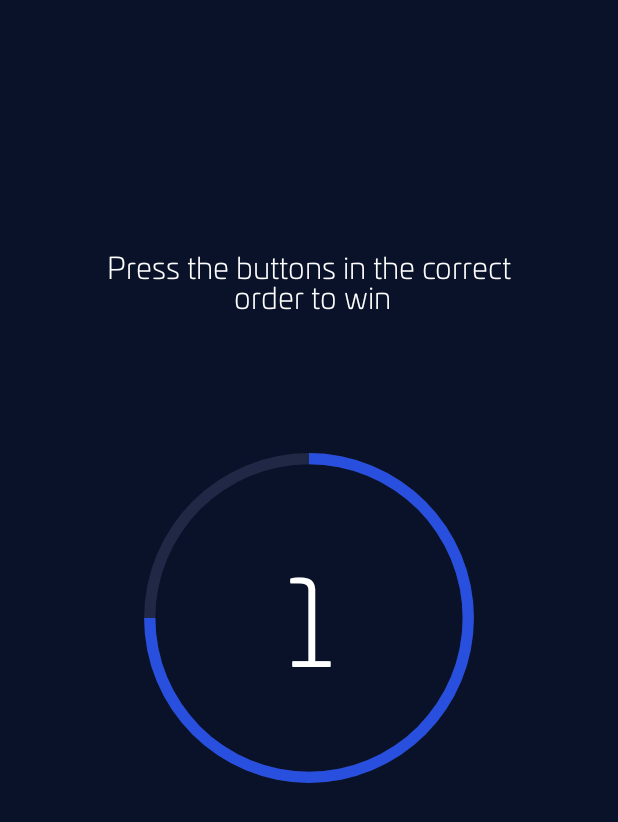
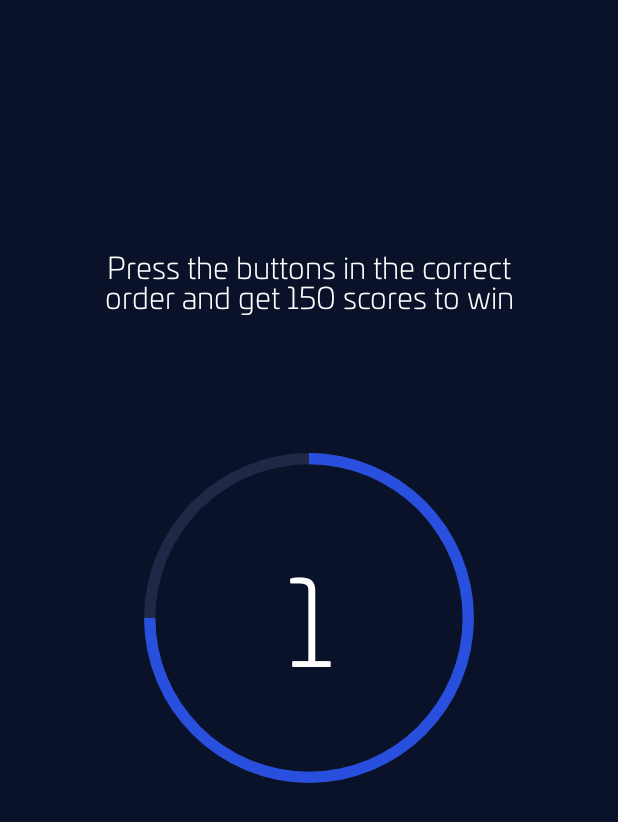
Before and after one commit to Napoleon-Hub/BaseProject-MVI, an Android app: the screen it shows after launch (MainActivity), after a tap on "Start", on a phone screen of 412 x 824 dp. Shown: the top 822 px of the screen. Run offline under Robolectric (Android 15) with nearby library versions, the light colour scheme and no system bars; our stand-ins replace Dagger/Hilt's generated code, Room's generated code.

Commit message:
Change: rules of the game

```diff
--- a/app/build.gradle
+++ b/app/build.gradle
@@ -95,6 +95,6 @@ dependencies {
     implementation appDependencies.coroutinesAndroid
 
     // LeakCanary
-    debugImplementation appDependencies.leakCanary
+    // debugImplementation appDependencies.leakCanary
 
 }
--- a/app/src/main/java/com/baseproject/data/prefs/PrefsEntity.kt
+++ b/app/src/main/java/com/baseproject/data/prefs/PrefsEntity.kt
@@ -10,7 +10,7 @@ import javax.inject.Inject
 
 class PrefsEntity @Inject constructor(@ApplicationContext val ctx: Context) {
 
-    var level by activeInt(0)
+    var wins by activeInt(0)
     var attempts by activeInt(0)
     var name by activeString("Hullabaloo")
     var status by activeEnum(SocialStatus.ALCOHOLIC) { SocialStatus.valueOf(it) }
--- a/app/src/main/java/com/baseproject/view/ui/game/GameFragment.kt
+++ b/app/src/main/java/com/baseproject/view/ui/game/GameFragment.kt
@@ -35,6 +35,7 @@ class GameFragment : BaseFragment(R.layout.fragment_game), DialogInterface.OnDis
     private var correctWordsArray: Array<String>? = null
     private var randomWordsArray: Array<String>? = null
     private var countDownTimer: CountDownTimer? = null
+    private var timeLeft: Long = 27000L
 
 
     override fun onViewCreated(view: View, savedInstanceState: Bundle?) {
@@ -72,7 +73,7 @@ class GameFragment : BaseFragment(R.layout.fragment_game), DialogInterface.OnDis
     }
 
     override fun initSetOnClickListeners() = binding.run {
-        btnAutoLose.setOnClickListener(500) {
+        btnGameStop.setOnClickListener(500) {
             viewModel.setEvent(GameContract.Event.OnAutoLoseClicked(scoreCounter))
         }
     }
@@ -86,7 +87,7 @@ class GameFragment : BaseFragment(R.layout.fragment_game), DialogInterface.OnDis
                     }
                     GameContract.State.StartGameState -> {
                         showGameViews()
-                        createCountDownTimer()
+                        recreateCountDownTimer()
                     }
                 }
             }
@@ -114,7 +115,11 @@ class GameFragment : BaseFragment(R.layout.fragment_game), DialogInterface.OnDis
             if (correctWordsArray!![wordCounter] == it) {
                 scoreCounter++
                 wordCounter++
-                if (wordCounter == 9) { updateWords() }
+                if (wordCounter == 9) {
+                    updateWords()
+                    countDownTimer?.cancel()
+                    recreateCountDownTimer()
+                }
             } else {
                 viewModel.setEvent(GameContract.Event.OnAutoLoseClicked(scoreCounter))
             }
@@ -145,13 +150,14 @@ class GameFragment : BaseFragment(R.layout.fragment_game), DialogInterface.OnDis
         timer.gone()
         tvCounter.visible()
         rvGameItems.visible()
-        btnAutoLose.visible()
+        btnGameStop.visible()
     }
 
-    private fun createCountDownTimer() {
-        countDownTimer = object : CountDownTimer(GAME_TIME, TICK_INTERVAL) {
+    private fun recreateCountDownTimer() {
+        countDownTimer = object : CountDownTimer(timeLeft + BONUS_INTERVAL, TICK_INTERVAL) {
             override fun onTick(millisUntilFinished: Long) {
                 binding.tvCounter.text = transformTimeToString(millisUntilFinished)
+                timeLeft = millisUntilFinished
             }
 
             override fun onFinish() {
@@ -160,6 +166,7 @@ class GameFragment : BaseFragment(R.layout.fragment_game), DialogInterface.OnDis
         }.start()
     }
 
+    // Called magic numbers, don't do that, but I can)
     private fun transformTimeToString(millisUntilFinished: Long): String {
         val seconds: Int
         var minutesString = "00"
@@ -206,8 +213,8 @@ class GameFragment : BaseFragment(R.layout.fragment_game), DialogInterface.OnDis
 
     companion object {
         const val START_TIME = 3
-        const val GAME_TIME = 60000L
         const val TICK_INTERVAL = 1000L
+        const val BONUS_INTERVAL = 4000L
     }
 
 }
--- a/app/src/main/java/com/baseproject/view/ui/user/UserFragment.kt
+++ b/app/src/main/java/com/baseproject/view/ui/user/UserFragment.kt
@@ -79,7 +79,7 @@ class UserFragment : BaseFragment(R.layout.fragment_user) {
     }
 
     private fun initMutableFields() = binding.apply {
-        tvLevel.text = getString(R.string.user_level, preferences.level)
+        tvWins.text = getString(R.string.user_wins, preferences.wins)
         tvAttempts.text = getString(R.string.user_attempts, preferences.attempts)
         tvName.text = getString(R.string.user_name, preferences.name)
         tvStatus.text = getString(R.string.user_social_status, preferences.status.getStatusName())
--- a/app/src/main/res/layout/fragment_game.xml
+++ b/app/src/main/res/layout/fragment_game.xml
@@ -59,9 +59,9 @@
     </androidx.recyclerview.widget.RecyclerView>
 
     <com.google.android.material.button.MaterialButton
-        android:id="@+id/btnAutoLose"
+        android:id="@+id/btnGameStop"
         style="@style/ButtonStart"
-        android:text="@string/game_auto_lose"
+        android:text="@string/game_stop"
         android:visibility="gone"
         app:layout_constraintBottom_toBottomOf="parent"
         app:layout_constraintEnd_toEndOf="parent"
--- a/app/src/main/res/layout/fragment_user.xml
+++ b/app/src/main/res/layout/fragment_user.xml
@@ -28,7 +28,7 @@
         app:srcCompat="@drawable/ic_settings" />
 
     <TextView
-        android:id="@+id/tvLevel"
+        android:id="@+id/tvWins"
         style="@style/TvStatsParams"
         android:layout_width="0dp"
         android:layout_height="wrap_content"
@@ -44,7 +44,7 @@
         android:layout_height="wrap_content"
         app:layout_constraintEnd_toEndOf="parent"
         app:layout_constraintStart_toStartOf="parent"
-        app:layout_constraintTop_toBottomOf="@+id/tvLevel"
+        app:layout_constraintTop_toBottomOf="@+id/tvWins"
         tools:text="Attempts: 0" />
 
     <TextView
--- a/app/src/main/res/values/strings.xml
+++ b/app/src/main/res/values/strings.xml
@@ -3,7 +3,7 @@
 
     <!-- User -->
     <string name="user_stats">User statistics</string>
-    <string name="user_level">Level: %d</string>
+    <string name="user_wins">Wins: %d</string>
     <string name="user_attempts">Attempts: %d</string>
     <string name="user_name">Nickname: %s</string>
     <string name="user_social_status">Social Status: %s</string>
@@ -27,8 +27,8 @@
     </string-array>
 
     <!-- Game -->
-    <string name="game_auto_lose">Auto Lose</string>
-    <string name="game_rules">Press the buttons in the correct\n order to win</string>
+    <string name="game_stop">Stop the Game</string>
+    <string name="game_rules">Press the buttons in the correct\norder and get 150 scores to win</string>
     <string-array name="game_words_array">
         <item>one</item>
         <item>two</item>
```
Also changed, not shown: app/src/main/java/com/baseproject/view/ui/game/GameViewModel.kt (+10 -5 lines), 1 other file.
